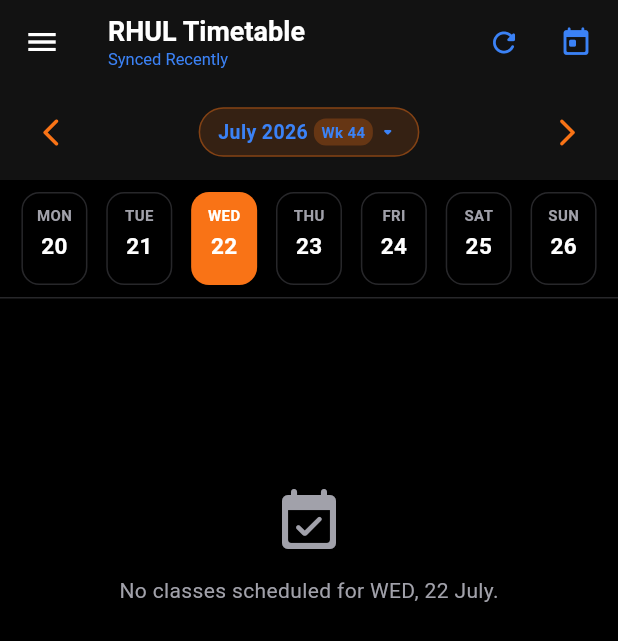
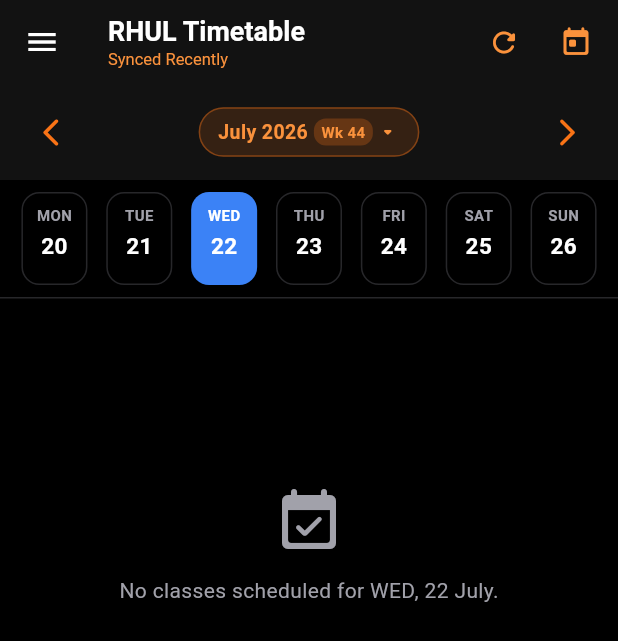
Before and after one commit to CyberViper19/rhul-timetable, a Flutter app: the TimetableDashboardScreen screen opened directly with empty values, on a phone screen of 412 x 824 dp. Shown: the top 641 px of the screen. Run offline on Flutter 3.47's test engine with Material 3 defaults, Android fonts, the phone set to English and light mode, and no system bars; our stand-ins replace flutter_local_notifications, flutter_secure_storage, hive_flutter, permission_handler, timezone, webview_flutter; missing offline and left inert: workmanager; accounts and stored records are empty; statements that could not run were skipped.

Commit message:
Restore Orange on RHUL sync time, refresh button, jump to today and month selector while keeping blue strictly for lectures

```diff
--- a/lib/app_theme_config.dart
+++ b/lib/app_theme_config.dart
@@ -14,6 +14,7 @@
   final Color subtitleTextColor;
   final Color assessmentColor;
   final Color optionalColor;
+  final Color lectureColor;
 
   const AppThemeConfig({
     required this.key,
@@ -28,6 +29,7 @@
     required this.subtitleTextColor,
     required this.assessmentColor,
     required this.optionalColor,
+    required this.lectureColor,
   });
 
   static AppThemeConfig getTheme(String key, Brightness systemBrightness) {
@@ -46,6 +48,7 @@
           subtitleTextColor: Color(0xFF94A3B8),
           assessmentColor: Color(0xFFF59E0B),
           optionalColor: Color(0xFF10B981),
+          lectureColor: Color(0xFF6366F1),
         );
       case 'system':
         return systemBrightness == Brightness.dark ? _darkTheme : _lightTheme;
@@ -67,6 +70,7 @@
           subtitleTextColor: Color(0xFF8E8E93),
           assessmentColor: Color(0xFFFF9500),
           optionalColor: Color(0xFF30D158),
+          lectureColor: Color(0xFF0A84FF),
         );
       case 'rhul':
       default:
@@ -74,7 +78,7 @@
           key: 'rhul',
           displayName: 'RHUL Theme',
           primaryColor: Color(0xFFF97316), // Royal Holloway Orange
-          secondaryColor: Color(0xFF3B82F6), // Blue for Lectures
+          secondaryColor: Color(0xFFFB923C), // Orange for sync time, header icons, month selector
           scaffoldBackgroundColor: Color(0xFF000000), // Pure Black
           cardBackgroundColor: Color(0xFF121212), // Deep Pitch Black Card
           containerBackgroundColor: Color(0xFF000000), // Pure Black Container
@@ -83,6 +87,7 @@
           subtitleTextColor: Color(0xFFA1A1AA),
           assessmentColor: Color(0xFFF97316), // Royal Holloway Orange for Assessments
           optionalColor: Color(0xFF10B981),
+          lectureColor: Color(0xFF3B82F6), // Blue for Lectures
         );
     }
   }
@@ -91,7 +96,7 @@
     key: 'dark',
     displayName: 'Dark Mode',
     primaryColor: Colors.white,
-    secondaryColor: Color(0xFF3B82F6),
+    secondaryColor: Colors.white,
     scaffoldBackgroundColor: Color(0xFF000000),
     cardBackgroundColor: Color(0xFF141414),
     containerBackgroundColor: Color(0xFF000000),
@@ -100,6 +105,7 @@
     subtitleTextColor: Color(0xFFA0A0A0),
     assessmentColor: Color(0xFFF97316),
     optionalColor: Color(0xFF10B981),
+    lectureColor: Color(0xFF3B82F6),
   );
 
   static const AppThemeConfig _lightTheme = AppThemeConfig(
@@ -115,5 +121,6 @@
     subtitleTextColor: Color(0xFF64748B),
     assessmentColor: Color(0xFFE55B13),
     optionalColor: Color(0xFF059669),
+    lectureColor: Color(0xFF2563EB),
   );
 }
--- a/lib/main.dart
+++ b/lib/main.dart
@@ -586,8 +586,8 @@
       return activeTheme.optionalColor;
     }
 
-    // Default / Regular Classes -> Accent/Secondary Color
-    return activeTheme.secondaryColor;
+    // Default / Regular Classes -> Lecture Color
+    return activeTheme.lectureColor;
   }
 
   List<_TimelineSlot> _buildTimelineSlots(List<TimetableEvent> events) {
@@ -927,8 +927,8 @@
                           date.day == DateTime.now().day;
                       final hasEvents = _hasEventsOnDate(date);
 
-                      final selectedPillColor = (activeTheme.key == 'dark')
-                          ? const Color(0xFF3B82F6) // Keep blue on day selector!
+                      final selectedPillColor = (activeTheme.key == 'dark' || activeTheme.key == 'rhul')
+                          ? activeTheme.lectureColor
                           : activeTheme.primaryColor;
 
                       return GestureDetector(
```
